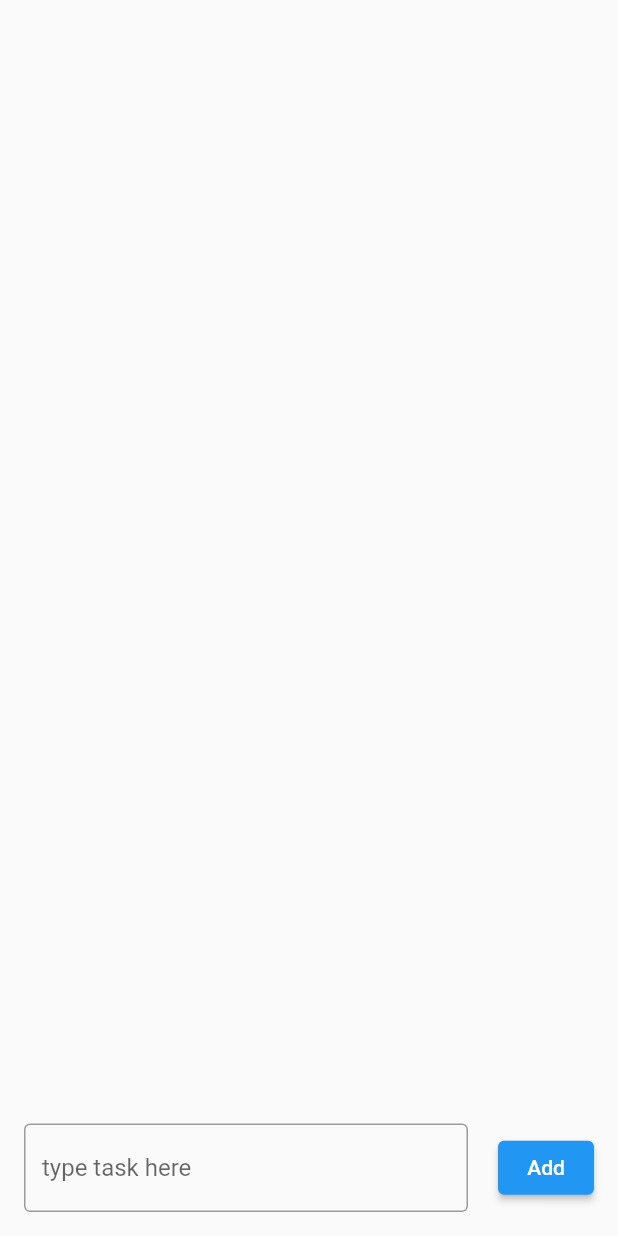
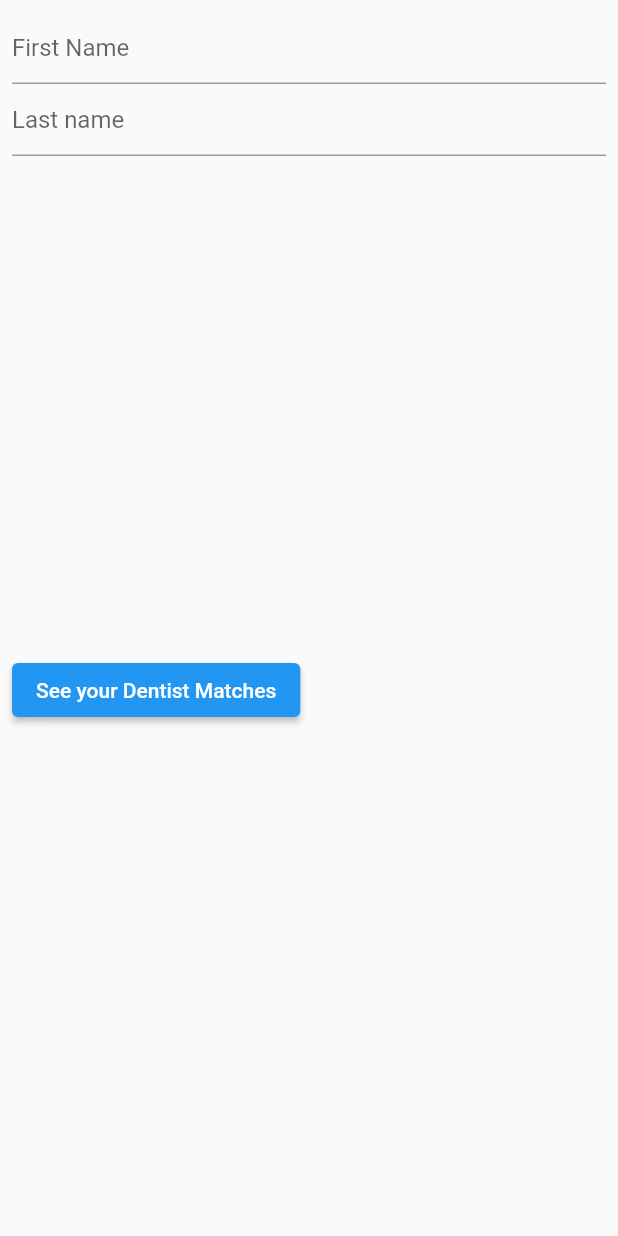
Before and after one commit to jtmuller5/flutter_practice, a Flutter app: the screen it shows after launch, on a phone screen of 412 x 824 dp. Run offline on Flutter 3.47's test engine with Material 2 defaults, Android fonts, the phone set to English and light mode, and no system bars; our stand-ins replace google_fonts, stacked.

Commit message:
fastbooking features

```diff
--- a/lib/main.dart
+++ b/lib/main.dart
@@ -4,6 +4,7 @@ import 'package:flutter_practice/question_screen/question_screen_view.dart';
 import 'package:flutter_practice/slider_screen/slider_screen_view.dart';
 import 'package:flutter_practice/to_do/to_do_page.dart';
 import 'package:flutter_practice/to_do/widgets/to_do_text_field.dart';
+import 'package:flutter_practice/to_do_dk/to_do_page_dk.dart';
 import 'package:google_fonts/google_fonts.dart';
 
 import 'calendar_screen/calendar_screen.dart';
@@ -11,6 +12,7 @@ import 'counter_screen/counter_screen.dart';
 import 'drawer/drawer_list.dart';
 import 'drawer/drawer_list_dk.dart';
 import 'more_details/more_details_view.dart';
+import 'on_boarding_screen/on_boarding_page.dart';
 
 void main() {
   runApp(const MyApp());
@@ -28,7 +30,7 @@ class MyApp extends StatelessWidget {
         sliderTheme: SliderThemeData(overlayShape: SliderComponentShape.noOverlay)
         ),
 
-      home: ToPage(),
+      home: OnBoardingPage(),
 
     );
   }
--- /dev/null
+++ b/lib/on_boarding_screen/on_boarding_page.dart
@@ -0,0 +1,31 @@
+import 'package:flutter/material.dart';
+import 'package:flutter_practice/on_boarding_screen/on_boarding_viewmodel.dart';
+import 'package:flutter_practice/on_boarding_screen/widgets/on_boarding_confirm_button.dart';
+import 'package:flutter_practice/on_boarding_screen/widgets/on_boarding_list_view.dart';
+import 'package:stacked/stacked.dart';
+
+class OnBoardingPage extends StatelessWidget {
+  const OnBoardingPage({Key? key}) : super(key: key);
+
+  @override
+  Widget build(BuildContext context) {
+    return ViewModelBuilder<OnboardingViewModel>.reactive(
+      viewModelBuilder: () => OnboardingViewModel(),
+      builder: (context, viewModel, _) {
+        return  Scaffold(
+          body: Center(
+            child: Padding(
+              padding: const EdgeInsets.all(8.0),
+              child: Column(
+                children: const [
+                  OnBoardingListView(),
+                  Expanded(child: OnboardingConfirmButton()),
+                ],
+              ),
+            ),
+          ),
+        );
+      },
+    );
+  }
+}
--- /dev/null
+++ b/lib/on_boarding_screen/on_boarding_viewmodel.dart
@@ -0,0 +1,12 @@
+
+
+import 'package:stacked/stacked.dart';
+
+class OnboardingViewModel extends BaseViewModel{
+
+void nextPage(){
+
+}
+
+
+}
--- /dev/null
+++ b/lib/on_boarding_screen/widgets/on_boarding_confirm_button.dart
@@ -0,0 +1,20 @@
+import 'package:flutter/material.dart';
+import 'package:flutter_practice/on_boarding_screen/on_boarding_viewmodel.dart';
+import 'package:stacked/stacked.dart';
+
+class OnboardingConfirmButton extends ViewModelWidget<OnboardingViewModel> {
+  const OnboardingConfirmButton({Key? key}) : super(key: key);
+
+  @override
+  Widget build(BuildContext context, OnboardingViewModel viewModel) {
+    return Row(
+      children: [
+        ElevatedButton(
+          onPressed: () {
+          },
+          child: const Text("See your Dentist Matches"),
+        ),
+      ],
+    );
+  }
+}
--- /dev/null
+++ b/lib/on_boarding_screen/widgets/on_boarding_list_view.dart
@@ -0,0 +1,22 @@
+import 'package:flutter/material.dart';
+import 'package:flutter_practice/on_boarding_screen/on_boarding_viewmodel.dart';
+import 'package:stacked/stacked.dart';
+
+class OnBoardingListView extends ViewModelWidget<OnboardingViewModel> {
+  const OnBoardingListView({Key? key}) : super(key: key);
+
+  @override
+  Widget build(BuildContext context, OnboardingViewModel viewModel) {
+    return ListView(
+      shrinkWrap: true,
+        children: const [
+          TextField(decoration: InputDecoration(hintText: "First Name"),
+          ),
+          TextField(decoration: InputDecoration(hintText: "Last name"),
+          ),
+
+
+      ],
+    );
+  }
+}
--- a/lib/to_do/to_do_page.dart
+++ b/lib/to_do/to_do_page.dart
@@ -1,3 +1,5 @@
+import 'dart:typed_data';
+
 import 'package:flutter/material.dart';
 import 'package:flutter_practice/to_do/to_do_page_viewmodel.dart';
 import 'package:flutter_practice/to_do/widgets/to_do_task_list.dart';
@@ -9,7 +11,7 @@ class ToPage extends StatelessWidget {
 
   @override
   Widget build(BuildContext context) {
-    return ViewModelBuilder<ToDoPageViewModel>.nonReactive(
+    return ViewModelBuilder<ToDoPageViewModel>.reactive(
         viewModelBuilder: () => ToDoPageViewModel(),
         builder: (context, viewModel, _) {
           return Scaffold(
@@ -19,6 +21,8 @@ class ToPage extends StatelessWidget {
                 child: Column(
                   children: [
                     const Expanded(child: ToDoTaskList()),
+                    Text("Tasks" + viewModel.tasks.toString()),
+                    Text("completed tasks" + viewModel.completedTasks.toString()),
                     ToDoTextField(),
                   ],
                 ),
```
Also changed, not shown: lib/to_do/to_do_page_viewmodel.dart (+7 -1 lines), lib/to_do/widgets/to_do_task_list.dart (+15 -5 lines), lib/to_do_dk/to_do_page_dk.dart (added, +21 -0 lines), lib/to_do_dk/to_do_page_viewmodel_dk.dart (added, +9 -0 lines), lib/to_do_dk/widgets/to_do_text_field_dk.dart (added, +24 -0 lines), lib/to_do_dk/widgets/to_do_task_list_dk.dart (added).
